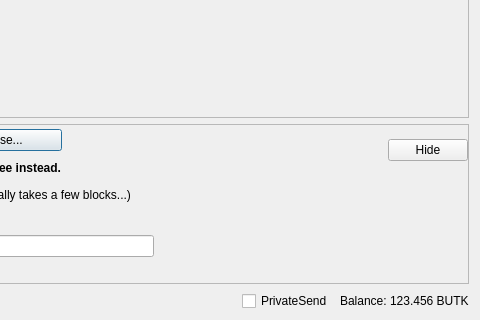
Qt form src/qt/forms/sendcoinsdialog.ui (Butkoin/but) before a commit; both pictures show x 370 to 850 and y 206 to 526 of the 850 by 526 pixel window.
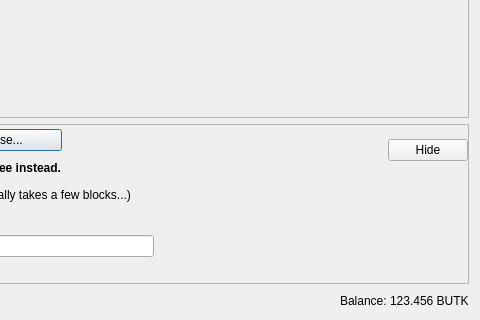
The same form after that commit. Custom widgets are drawn as their Qt base class.

Commit message: Introduce PrivateSend tab which allows to spend fully mixed coins only

Patch:
```diff
--- a/src/qt/forms/sendcoinsdialog.ui
+++ b/src/qt/forms/sendcoinsdialog.ui
@@ -1210,22 +1210,6 @@
        <property name="spacing">
         <number>3</number>
        </property>
-       <item>
-        <widget class="QCheckBox" name="checkUsePrivateSend">
-         <property name="minimumSize">
-          <size>
-           <width>95</width>
-           <height>0</height>
-          </size>
-         </property>
-         <property name="text">
-          <string>PrivateSend</string>
-         </property>
-         <property name="checked">
-          <bool>false</bool>
-         </property>
-        </widget>
-       </item>
        <item>
         <widget class="QLabel" name="label">
          <property name="text">
```
The commit also changes 32 other files.
